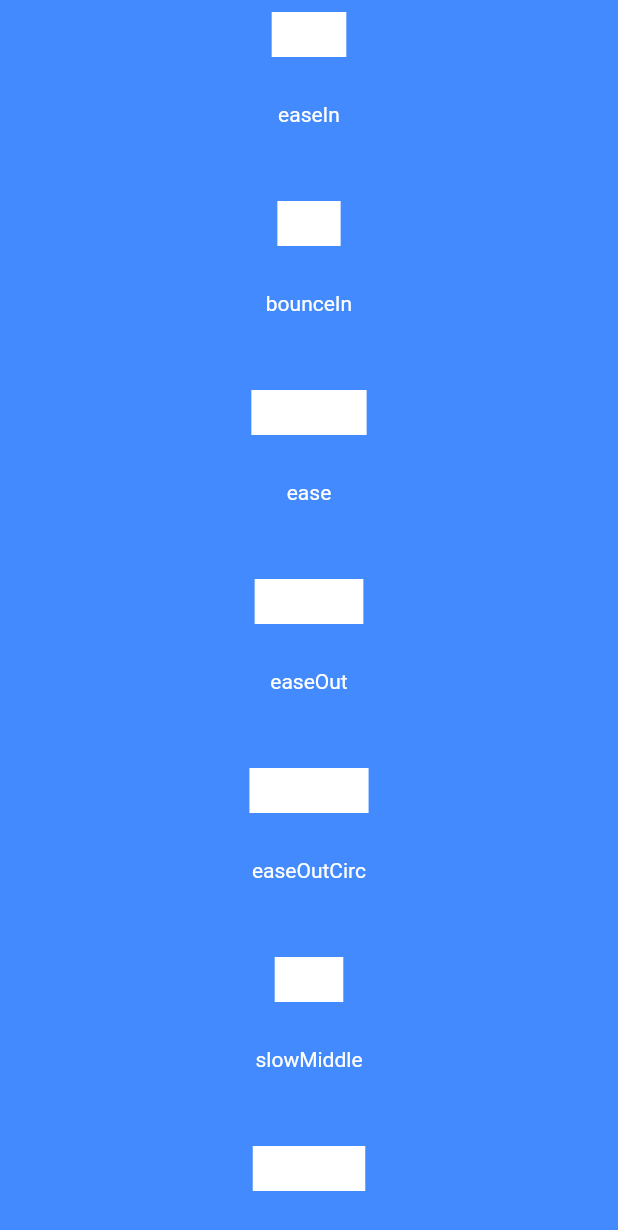
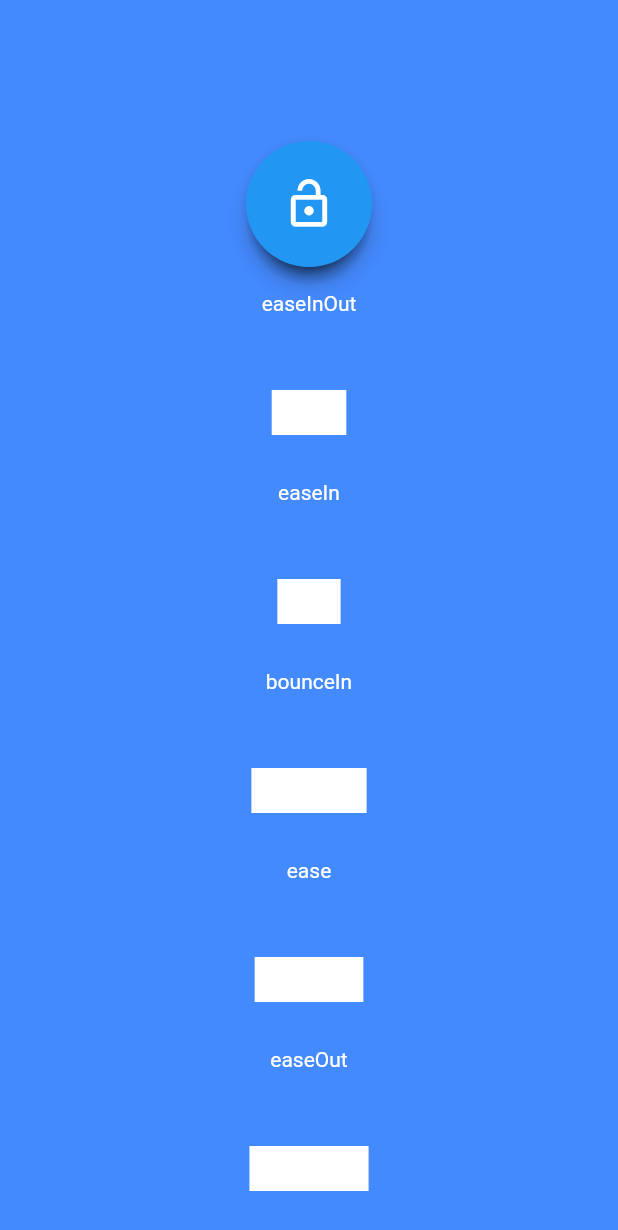
Before and after one commit to ba5liel/flutter_animation_example, a Flutter app: the screen it shows after launch, on a phone screen of 412 x 824 dp. Shown: the top 1230 px of the screen. Run offline on Flutter 3.47's test engine with Material 2 defaults, Android fonts, the phone set to English and light mode, and no system bars.

Commit message:
animation with roation

```diff
--- a/lib/main.dart
+++ b/lib/main.dart
@@ -1,4 +1,5 @@
 import 'package:firstanimation/loader.dart';
+import 'package:firstanimation/radialAnimationWithRotation.dart';
 import 'package:firstanimation/radialanimation.dart';
 import 'package:flutter/material.dart';
 
@@ -30,25 +31,81 @@ class MyHomePage extends StatelessWidget {
       backgroundColor: Colors.blueAccent,
       body: SingleChildScrollView(
         child: Container(
-
           padding: const EdgeInsets.all(8.0),
           child: Center(
             child: Column(
               mainAxisAlignment: MainAxisAlignment.center,
               children: <Widget>[
-                buildAnimationWithCurve("easeIn", Loader(curve: Curves.easeIn,)),
-                buildAnimationWithCurve("bounceIn", Loader(curve: Curves.bounceIn,)),
-                buildAnimationWithCurve("ease", Loader(curve: Curves.ease,)),
-                buildAnimationWithCurve("easeOut", Loader(curve: Curves.easeOut,)),
-                buildAnimationWithCurve("easeOutCirc", Loader(curve: Curves.easeOutCirc,)),
-                buildAnimationWithCurve("slowMiddle", Loader(curve: Curves.slowMiddle,)),
-                buildAnimationWithCurve("decelerate", Loader(curve: Curves.decelerate,)),
-                buildAnimationWithCurve("easeOutBack", Loader(curve: Curves.easeOutBack,)),
-                buildAnimationWithCurve("elasticOut", RadialMenu(curve: Curves.elasticOut,)),
-                buildAnimationWithCurve("easeInCubic", RadialMenu(curve: Curves.easeInCubic,)),
-                buildAnimationWithCurve("linear", RadialMenu(curve: Curves.linear,)),
-                buildAnimationWithCurve("linearToEaseOut", RadialMenu(curve: Curves.linearToEaseOut,)),
-                buildAnimationWithCurve("easeInOutSine", RadialMenu(curve: Curves.easeInOutSine,)),
+                SizedBox(
+                  height: 100,
+                ),
+                buildAnimationWithCurve("easeInOut",
+                    RadialMenuWithRotaion(curve: Curves.easeInOut)),
+                buildAnimationWithCurve(
+                    "easeIn",
+                    Loader(
+                      curve: Curves.easeIn,
+                    )),
+                buildAnimationWithCurve(
+                    "bounceIn",
+                    Loader(
+                      curve: Curves.bounceIn,
+                    )),
+                buildAnimationWithCurve(
+                    "ease",
+                    Loader(
+                      curve: Curves.ease,
+                    )),
+                buildAnimationWithCurve(
+                    "easeOut",
+                    Loader(
+                      curve: Curves.easeOut,
+                    )),
+                buildAnimationWithCurve(
+                    "easeOutCirc",
+                    Loader(
+                      curve: Curves.easeOutCirc,
+                    )),
+                buildAnimationWithCurve(
+                    "slowMiddle",
+                    Loader(
+                      curve: Curves.slowMiddle,
+                    )),
+                buildAnimationWithCurve(
+                    "decelerate",
+                    Loader(
+                      curve: Curves.decelerate,
+                    )),
+                buildAnimationWithCurve(
+                    "easeOutBack",
+                    Loader(
+                      curve: Curves.easeOutBack,
+                    )),
+                buildAnimationWithCurve(
+                    "elasticOut",
+                    RadialMenu(
+                      curve: Curves.elasticOut,
+                    )),
+                buildAnimationWithCurve(
+                    "easeInCubic",
+                    RadialMenu(
+                      curve: Curves.easeInCubic,
+                    )),
+                buildAnimationWithCurve(
+                    "linear",
+                    RadialMenu(
+                      curve: Curves.linear,
+                    )),
+                buildAnimationWithCurve(
+                    "linearToEaseOut",
+                    RadialMenu(
+                      curve: Curves.linearToEaseOut,
+                    )),
+                buildAnimationWithCurve(
+                    "easeInOutSine",
+                    RadialMenu(
+                      curve: Curves.easeInOutSine,
+                    )),
               ],
             ),
           ),
--- /dev/null
+++ b/lib/radialAnimationWithRotation.dart
@@ -0,0 +1,127 @@
+import 'package:flutter/material.dart';
+import 'dart:math';
+
+class RadialMenuWithRotaion extends StatefulWidget {
+  final Curve curve;
+  RadialMenuWithRotaion({Key key, this.curve}) : super(key: key);
+
+  @override
+  _RadialMenuWithRotaionState createState() => _RadialMenuWithRotaionState();
+}
+
+class _RadialMenuWithRotaionState extends State<RadialMenuWithRotaion>
+    with SingleTickerProviderStateMixin {
+  AnimationController controller;
+  @override
+  void initState() {
+    super.initState();
+    controller = new AnimationController(
+        duration: Duration(milliseconds: 500), vsync: this);
+  }
+
+  @override
+  Widget build(BuildContext context) {
+    print(controller);
+    return RadialAnimation(
+      controller: controller,
+      curve: widget.curve,
+    );
+  }
+}
+
+class RadialAnimation extends StatelessWidget {
+  final AnimationController controller;
+  final Animation scale;
+  final Animation translate;
+  final Animation rotation;
+  final Curve curve;
+  RadialAnimation({Key key, this.controller, this.curve})
+      : scale = Tween<double>(begin: 1.5, end: 0)
+            .animate(CurvedAnimation(parent: controller, curve: curve)),
+        translate = Tween<double>(begin: 0, end: 100)
+            .animate(CurvedAnimation(parent: controller, curve: Curves.linear)),
+        rotation = Tween<double>(begin: 0, end: 360).animate(
+            CurvedAnimation(parent: controller, curve: Interval(0, 0.7))),
+        super(key: key);
+
+  @override
+  Widget build(BuildContext context) {
+    return AnimatedBuilder(
+        animation: controller,
+        builder: (context, builder) {
+          return Column(
+            mainAxisAlignment: MainAxisAlignment.center,
+            children: <Widget>[
+              Stack(
+                children: <Widget>[
+                  Transform.rotate(
+                    angle: radian(rotation.value),
+                    child: Stack(
+                      children: <Widget>[
+                        buildFloatingRotatingButton(90,
+                            color: Colors.green, icon: Icons.computer),
+                        buildFloatingRotatingButton(0,
+                            color: Colors.indigo, icon: Icons.tune),
+                        buildFloatingRotatingButton(45,
+                            color: Colors.lime, icon: Icons.tv),
+                        buildFloatingRotatingButton(135,
+                            color: Colors.pink, icon: Icons.web),
+                        buildFloatingRotatingButton(180,
+                            color: Colors.deepOrange, icon: Icons.usb),
+                        buildFloatingRotatingButton(225,
+                            color: Colors.yellow, icon: Icons.camera),
+                        buildFloatingRotatingButton(270,
+                            color: Colors.cyan, icon: Icons.cake),
+                        buildFloatingRotatingButton(315,
+                            color: Colors.purple, icon: Icons.games),
+                        buildFloatingRotatingButton(360,
+                            color: Colors.teal, icon: Icons.watch),
+                      ],
+                    ),
+                  ),
+                  Transform.scale(
+                    scale: scale.value - 1.5,
+                    child: FloatingActionButton(
+                      onPressed: _close,
+                      child: Icon(Icons.close),
+                      backgroundColor: Colors.red,
+                    ),
+                  ),
+                  Transform.scale(
+                    scale: scale.value,
+                    child: FloatingActionButton(
+                      onPressed: _open,
+                      child: Icon(Icons.lock_open),
+                    ),
+                  ),
+                ],
+              ),
+            ],
+          );
+        });
+  }
+
+  Widget buildFloatingRotatingButton(double deg, {Color color, IconData icon}) {
+    return Transform.translate(
+      offset: Offset(translate.value * cos(radian(deg)),
+          translate.value * sin(radian(deg))),
+      child: FloatingActionButton(
+        backgroundColor: color,
+        onPressed: null,
+        child: Icon(icon),
+      ),
+    );
+  }
+
+  void _open() {
+    controller.forward();
+  }
+
+  void _close() {
+    controller.reverse();
+  }
+
+  double radian(double deg) {
+    return pi * deg / 180;
+  }
+}
```
